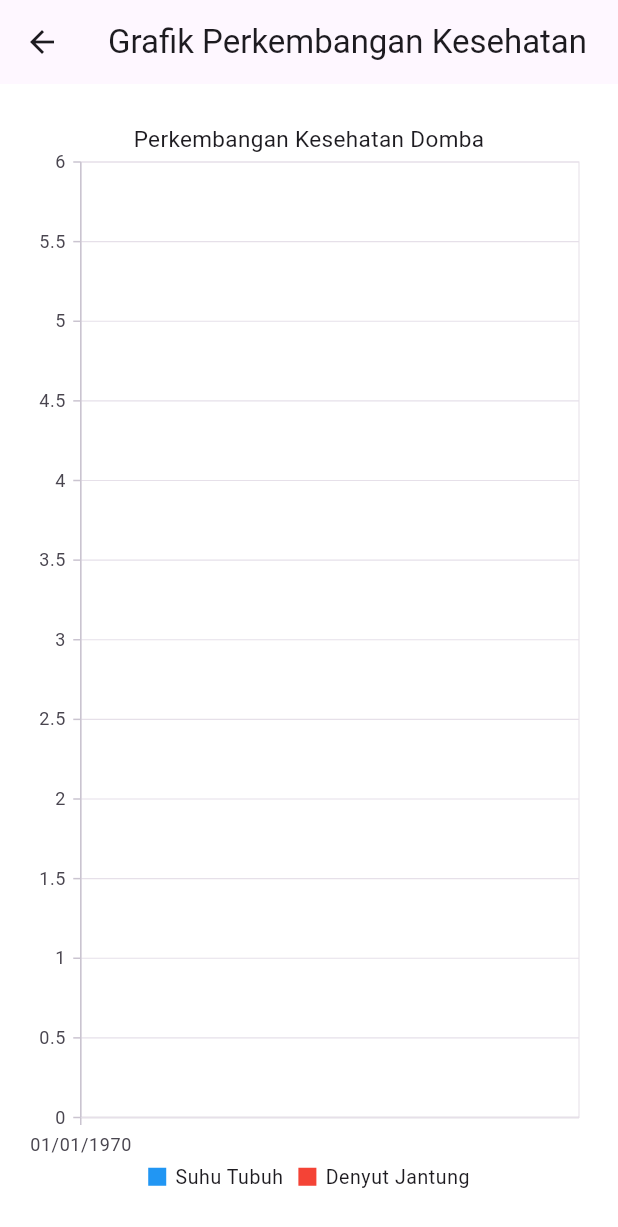
After one commit to AnandaRFebriyana/IS-USG24, a Flutter app: the VitalSignGraph screen opened by its route, on a phone screen of 412 x 824 dp. The commit adds this screen. Shown: the top 1227 px of the screen. Run offline on Flutter 3.47's test engine with Material 3 defaults, Android fonts, the phone set to English and light mode, and no system bars; our stand-ins replace barcode_widget, get, google_fonts, quickalert, shared_preferences, syncfusion_flutter_charts; missing offline and left inert: qr_code_scanner; accounts and stored records are empty; network calls fail.

Commit message:
feat: integrate API for fetching and displaying sheep vital sign data

```diff
--- /dev/null
+++ b/lib/models/vital_sign_models.dart
@@ -0,0 +1,43 @@
+class VitalSigns {
+  final int id;
+  final int assessmentId;
+  final double temperature;
+  final int heartRate;
+  final int respiratoryRate;
+  final double weight;
+  final String? additionalInfo;
+  final String statusCondition;
+  final String sheepId;
+  final String sheepName;
+  final DateTime createdAt;
+
+  VitalSigns({
+    required this.id,
+    required this.assessmentId,
+    required this.temperature,
+    required this.heartRate,
+    required this.respiratoryRate,
+    required this.weight,
+    this.additionalInfo,
+    required this.statusCondition,
+    required this.sheepId,
+    required this.sheepName,
+    required this.createdAt,
+  });
+
+  factory VitalSigns.fromJson(Map<String, dynamic> json) {
+    return VitalSigns(
+      id: json['id'],
+      assessmentId: json['assessment_id'],
+      temperature: json['temperature'].toDouble(),
+      heartRate: json['heart_rate'],
+      respiratoryRate: json['respiratory_rate'],
+      weight: json['weight'].toDouble(),
+      additionalInfo: json['additional_info'],
+      statusCondition: json['status_condition'],
+      sheepId: json['sheep_id'],
+      sheepName: json['sheep_name'],
+      createdAt: DateTime.parse(json['created_at']),
+    );
+  }
+}
--- /dev/null
+++ b/lib/page/vital_sign_graph.dart
@@ -0,0 +1,57 @@
+import 'package:flutter/material.dart';
+import 'package:syncfusion_flutter_charts/charts.dart';
+import 'package:get/get.dart';
+import 'package:intl/intl.dart';
+
+import 'package:mobileapp/models/vital_sign_models.dart';
+
+class VitalSignGraph extends StatelessWidget {
+  @override
+  Widget build(BuildContext context) {
+    // Mendapatkan data yang dikirim melalui routing
+    final List<VitalSigns> vitalSignsList = Get.arguments ?? [];
+
+    return Scaffold(
+      appBar: AppBar(
+        title: Text('Grafik Perkembangan Kesehatan'),
+      ),
+      body: Padding(
+        padding: const EdgeInsets.all(16.0),
+        child: Column(
+          children: [
+            Expanded(
+              child: SfCartesianChart(
+                primaryXAxis: DateTimeAxis(
+                  dateFormat: DateFormat('dd/MM/yyyy'), // Format tanggal
+                  intervalType: DateTimeIntervalType.days,
+                  interval: 1,
+                ),
+                title: ChartTitle(text: 'Perkembangan Kesehatan Domba'),
+                legend: Legend(isVisible: true),
+                tooltipBehavior: TooltipBehavior(enable: true),
+                series: <ChartSeries>[
+                  // Grafik Suhu Tubuh
+                  LineSeries<VitalSigns, DateTime>(
+                    dataSource: vitalSignsList,
+                    xValueMapper: (VitalSigns data, _) => data.createdAt,
+                    yValueMapper: (VitalSigns data, _) => data.temperature,
+                    name: 'Suhu Tubuh',
+                    color: Colors.blue,
+                  ),
+                  // Grafik Denyut Jantung
+                  LineSeries<VitalSigns, DateTime>(
+                    dataSource: vitalSignsList,
+                    xValueMapper: (VitalSigns data, _) => data.createdAt,
+                    yValueMapper: (VitalSigns data, _) => data.heartRate,
+                    name: 'Denyut Jantung',
+                    color: Colors.red,
+                  ),
+                ],
+              ),
+            ),
+          ],
+        ),
+      ),
+    );
+  }
+}
--- a/lib/route_app.dart
+++ b/lib/route_app.dart
@@ -1,5 +1,6 @@
 import 'package:get/get.dart';
 import 'package:mobileapp/page/assesment_awal.dart';
+import 'package:mobileapp/page/detail_vital_sign.dart';
 import 'package:mobileapp/page/login.dart';
 import 'package:mobileapp/page/splash_screen.dart';
 import 'package:mobileapp/page/addSheep.dart';
@@ -11,6 +12,7 @@ import 'package:mobileapp/page/menu_nav.dart';
 import 'package:mobileapp/page/scanner.dart';
 import 'package:mobileapp/page/usg.dart';
 import 'package:mobileapp/page/vital_sign.dart';
+import 'package:mobileapp/page/vital_sign_graph.dart';
 
 class RouteApp {
   static final pages = [
@@ -26,7 +28,7 @@ class RouteApp {
     GetPage(name: '/detailass', page: () => DetailAssesmentAwal()),
     GetPage(name: '/vital', page: () => VitalSign()),
     GetPage(name: '/usg', page: () => USGPage()),
-    //GetPage(name: '/detailvitalsign', page: () => DetailVitalSign()),
-    //GetPage(name: '/vitalsign', page: () => VitalSign()),
+    GetPage(name: '/detailvitalsign', page: () => DetailVitalSign()),
+    GetPage(name: '/grafikvitalsign', page: () => VitalSignGraph()),
   ];
 }
--- a/lib/services/constans.dart
+++ b/lib/services/constans.dart
@@ -8,8 +8,11 @@ class Constant {
   static const String LOGOUT = '$BASE_URL/logout';
   static const String GET_USER = '$BASE_URL/get-user';
   static const String GET_SHEEP = '$BASE_URL/sheep';
-  static const String GET_SHEEPBYID = '$BASE_URL/get-sheep/{id}';
+  static const String GET_SHEEPBYID = '$BASE_URL/sheep/{id}';
   static const String POST_SHEEP = '$BASE_URL/sheep/store';
+  static const String GET_ASSESSMENT = '$BASE_URL/assessment';
+  static const String GET_VITAL = '$BASE_URL/vital';
+  static const String GET_RADIOLOGY = '$BASE_URL/radiology';
 
   static Future<void> saveToken(String token) async {
     SharedPreferences prefs = await SharedPreferences.getInstance();
```
Also changed, not shown: lib/page/detail_vital_sign.dart (added, +164 -0 lines), lib/page/vital_sign.dart (+59 -64 lines), lib/services/vital_sign_service.dart (added, +26 -0 lines).
